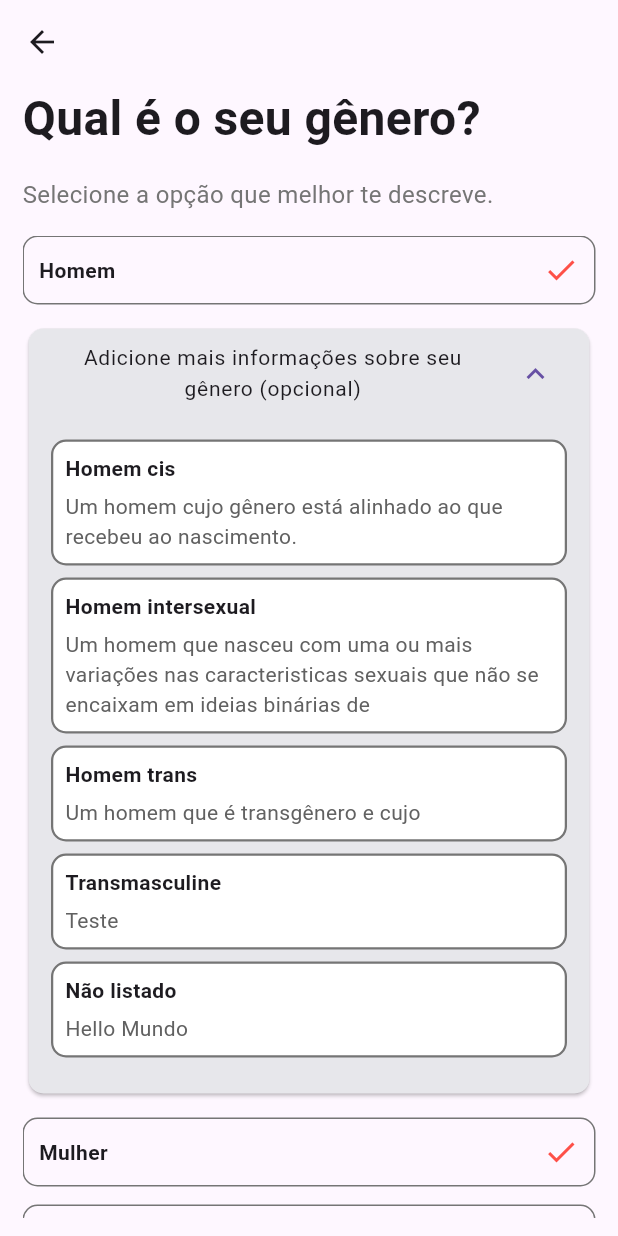
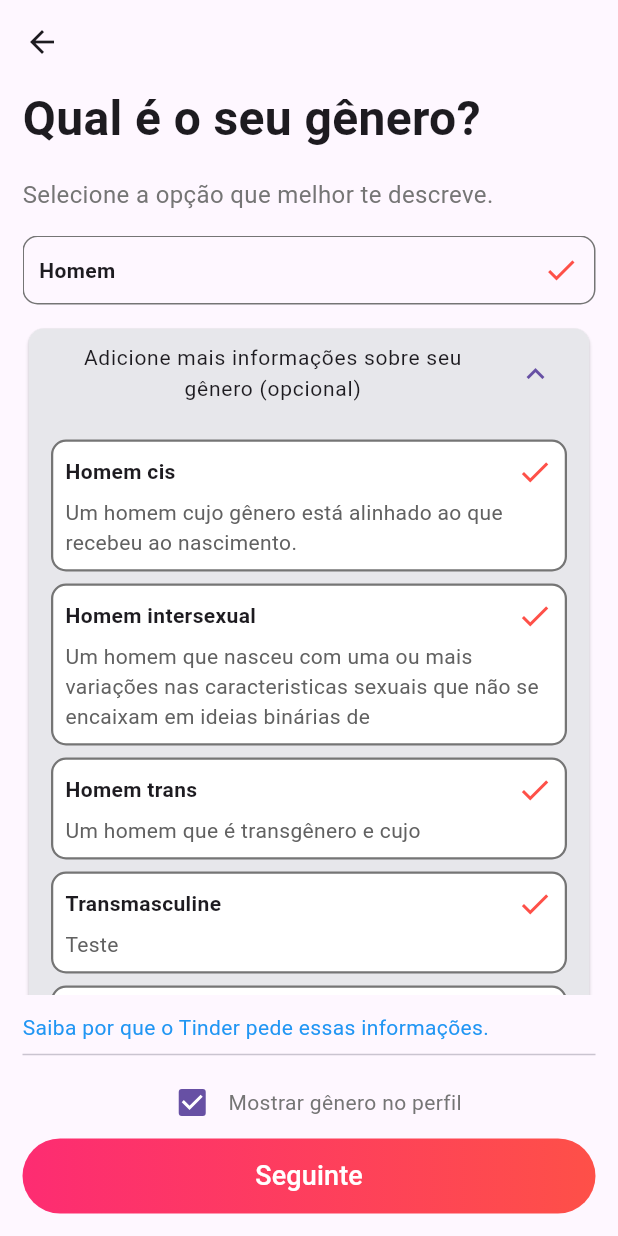
Before and after one commit to YLeall/tinder_clone, a Flutter app: the InsertGenderScreen screen opened by its route, after a tap on "Adicione mais informações sobre seu gêne", on a phone screen of 412 x 824 dp. Run offline on Flutter 3.47's test engine with Material 3 defaults, Android fonts, the phone set to English and light mode, and no system bars; our stand-ins replace get, mask_text_input_formatter.

Commit message:
refactor: Refatora a tela de insert_gender

```diff
--- a/lib/src/pages/auth/view/components/custom_button_gender_expansion_tile.dart
+++ b/lib/src/pages/auth/view/components/custom_button_gender_expansion_tile.dart
@@ -27,11 +27,20 @@ class CustomButtonGenderExpansionTile extends StatelessWidget {
       child: Column(
         crossAxisAlignment: CrossAxisAlignment.start,
         children: [
-          Text(
-            subTitle,
-            style: const TextStyle(
-              fontWeight: FontWeight.bold,
-            ),
+          Row(
+            mainAxisAlignment: MainAxisAlignment.spaceBetween,
+            children: [
+              Text(
+                subTitle,
+                style: const TextStyle(
+                  fontWeight: FontWeight.bold,
+                ),
+              ),
+              const Icon(
+                Icons.check,
+                color: Color(0xFFFE5048),
+              ),
+            ],
           ),
           const SizedBox(
             height: 5,
--- a/lib/src/pages/auth/view/insert_gender_screen.dart
+++ b/lib/src/pages/auth/view/insert_gender_screen.dart
@@ -1,7 +1,9 @@
+import 'package:flutter/cupertino.dart';
 import 'package:flutter/material.dart';
 import 'package:tinder_clone/src/config/app_data.dart';
 import 'package:tinder_clone/src/pages/auth/view/components/custom_button_gender.dart';
 import 'package:tinder_clone/src/pages/auth/view/components/gender_tile.dart';
+import 'package:tinder_clone/src/pages/commom_widgets/custom_button.dart';
 
 class InsertGenderScreen extends StatelessWidget {
   const InsertGenderScreen({super.key});
@@ -62,6 +64,39 @@ class InsertGenderScreen extends StatelessWidget {
               const SizedBox(
                 height: 12,
               ),
+              IntrinsicHeight(
+                child: Column(
+                  crossAxisAlignment: CrossAxisAlignment.stretch,
+                  children: [
+                    const Text(
+                      'Saiba por que o Tinder pede essas informações.',
+                      style: TextStyle(
+                        color: Colors.blue,
+                      ),
+                    ),
+                    const Divider(),
+                    Row(
+                      mainAxisAlignment: MainAxisAlignment.center,
+                      children: [
+                        Checkbox(value: true, onChanged: (value) {},),
+                        Text(
+                          'Mostrar gênero no perfil',
+                          style: TextStyle(
+                            color: Colors.grey.shade600,
+                          ),
+                        ),
+                      ],
+                    ),
+                    CustomButton(
+                      label: 'Seguinte',
+                      onPressed: () {},
+                    ),
+                  ],
+                ),
+              ),
+              const SizedBox(
+                height: 15,
+              ),
             ],
           ),
         ),
--- a/pubspec.yaml
+++ b/pubspec.yaml
@@ -49,7 +49,7 @@ dev_dependencies:
   # activated in the `analysis_options.yaml` file located at the root of your
   # package. See that file for information about deactivating specific lint
   # rules and activating additional ones.
-  flutter_lints: ^2.0.0
+  flutter_lints: ^3.0.1
 
 # For information on the generic Dart part of this file, see the
 # following page: https://dart.dev/tools/pub/pubspec
```
Also changed, not shown: pubspec.lock.
